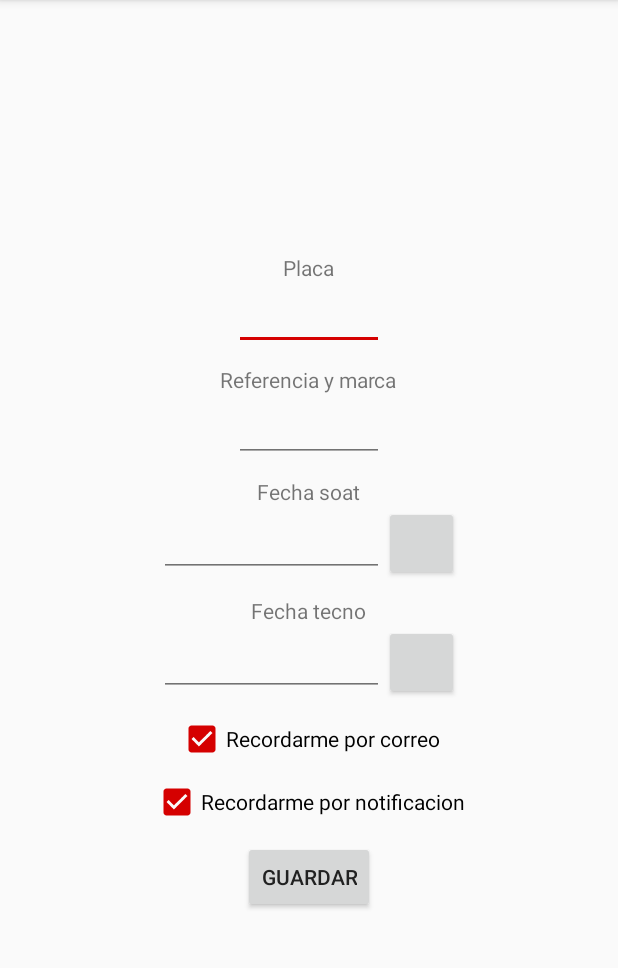
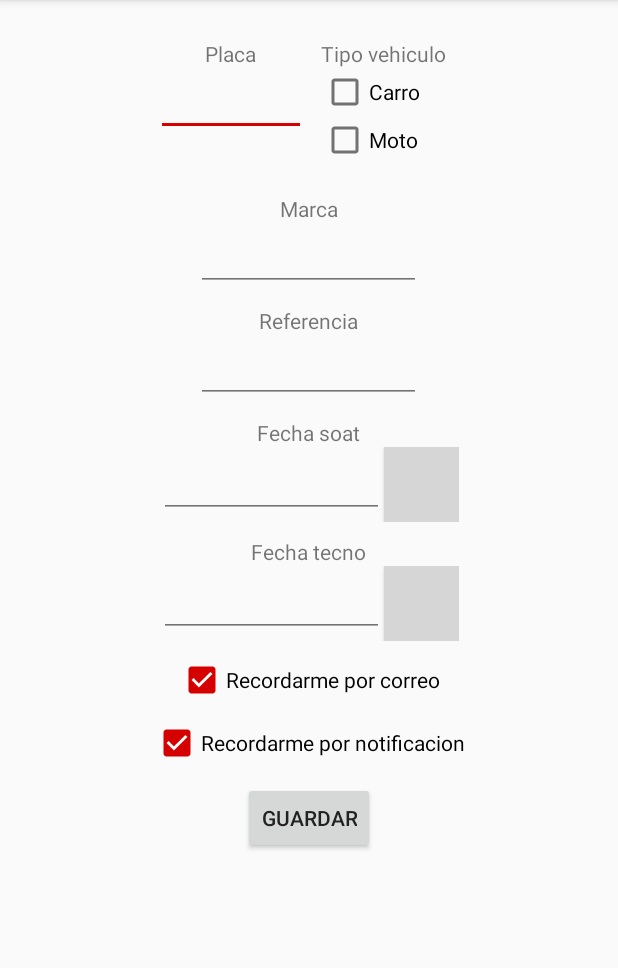
Before and after one commit to drivera9/AutoAlert, an Android app: the CrearVehiculo screen opened directly, with no data from a screen before it, after a tap on "GUARDAR", on a phone screen of 412 x 824 dp, the part 84-1052 px from its top. Run offline under Robolectric (Android 15) with nearby library versions, the phone set to English and light mode, and no system bars; grey boxes are pictures that could not be loaded.

Commit message:
Adicion de crear vehiculos y vistas de los candelarios al crear el vehiculo

```diff
--- a/app/src/main/java/proyecto2016/eafit/autoalert/CrearVehiculo.java
+++ b/app/src/main/java/proyecto2016/eafit/autoalert/CrearVehiculo.java
@@ -1,16 +1,46 @@
 package proyecto2016.eafit.autoalert;
 
+import android.app.Activity;
 import android.content.Intent;
 import android.support.v7.app.AppCompatActivity;
 import android.os.Bundle;
+import android.util.Log;
 import android.view.View;
+import android.widget.CheckBox;
 import android.widget.EditText;
+import android.widget.TextView;
+import android.widget.Toast;
+
+import org.apache.http.HttpEntity;
+import org.apache.http.HttpResponse;
+import org.apache.http.NameValuePair;
+import org.apache.http.StatusLine;
+import org.apache.http.client.ClientProtocolException;
+import org.apache.http.client.HttpClient;
+import org.apache.http.client.entity.UrlEncodedFormEntity;
+import org.apache.http.client.methods.HttpPost;
+import org.apache.http.impl.client.DefaultHttpClient;
+import org.apache.http.message.BasicNameValuePair;
+import org.json.JSONArray;
+import org.json.JSONException;
+import org.json.JSONObject;
+
+import java.io.BufferedReader;
+import java.io.IOException;
+import java.io.InputStream;
+import java.io.InputStreamReader;
+import java.sql.SQLException;
+import java.util.ArrayList;
+import java.util.List;
 
 public class CrearVehiculo extends AppCompatActivity {
     EditText editPlaca;
-    EditText editRefMarc;
+    EditText editRef;
+    EditText editMarca;
     EditText editSoat;
     EditText editTecno;
+    CheckBox checkTipoC;
+    CheckBox checkTipoM;
     @Override
     protected void onCreate(Bundle savedInstanceState) {
         super.onCreate(savedInstanceState);
@@ -19,8 +49,11 @@ public class CrearVehiculo extends AppCompatActivity {
     }
 
     public void FindViewById(){
+        checkTipoC = (CheckBox) findViewById(R.id.checkCarro);
+        checkTipoM = (CheckBox) findViewById(R.id.checkMoto);
         editPlaca = (EditText) findViewById(R.id.editPlaca);
-        editRefMarc = (EditText) findViewById(R.id.editRefMarc);
+        editRef = (EditText) findViewById(R.id.editRef);
+        editMarca = (EditText) findViewById(R.id.editMarca);
         editSoat = (EditText) findViewById(R.id.editSoat);
         editTecno = (EditText) findViewById(R.id.editTecno);
     }
@@ -34,4 +67,86 @@ public class CrearVehiculo extends AppCompatActivity {
         startActivityForResult(i, 1);
     }
 
+    public void guardar(View v){
+        String url = "http://10.0.2.2:80/AUGuardar.php";
+
+        String tipo = "";
+
+        if (checkTipoM.isChecked()){
+            tipo = "M";
+        }else{
+            if (checkTipoC.isChecked()) {
+                tipo = "C";
+            }
+        }
+
+        if (tipo.equals("")){
+            Toast.makeText(CrearVehiculo.this, "Debes seleccionar un tipo de vehiculo!", Toast.LENGTH_SHORT).show();
+        }else {
+
+            List<NameValuePair> params = new ArrayList<NameValuePair>();
+            params.add(new BasicNameValuePair("sTipo", tipo));
+            params.add(new BasicNameValuePair("sPlaca", editPlaca.getText().toString().trim()));
+            params.add(new BasicNameValuePair("sMarca", editMarca.getText().toString().trim()));
+            params.add(new BasicNameValuePair("sReferencia", editRef.getText().toString().trim()));
+            params.add(new BasicNameValuePair("sFechaSoat", editSoat.getText().toString().trim()));
+            params.add(new BasicNameValuePair("sFechaTecno", editTecno.getText().toString().trim()));
+            params.add(new BasicNameValuePair("sFechaSeguro", "1"));
+
+            String resultServer = getHttpPost(url, params);
+            System.out.println(resultServer);
+
+            Toast.makeText(CrearVehiculo.this, "Se guardo correctamente!", Toast.LENGTH_SHORT).show();
+            finish();
+        }
+
+    }
+
+    public String getHttpPost(String url,List<NameValuePair> params) {
+        StringBuilder str = new StringBuilder();
+        HttpClient client = new DefaultHttpClient();
+        HttpPost httpPost = new HttpPost(url);
+
+        try {
+            httpPost.setEntity(new UrlEncodedFormEntity(params));
+            HttpResponse response = client.execute(httpPost);
+            StatusLine statusLine = response.getStatusLine();
+            int statusCode = statusLine.getStatusCode();
+            if (statusCode == 200) { // Status OK
+                HttpEntity entity = response.getEntity();
+                InputStream content = entity.getContent();
+                BufferedReader reader = new BufferedReader(new InputStreamReader(content));
+                String line;
+                while ((line = reader.readLine()) != null) {
+                    str.append(line);
+                }
+            } else {
+                Log.e("Log", "Failed to download result..");
+            }
+        } catch (ClientProtocolException e) {
+            e.printStackTrace();
+        } catch (IOException e) {
+            e.printStackTrace();
+        }
+        return str.toString();
+    }
+
+    protected void onActivityResult(int requestCode, int resultCode, Intent data) {
+        // TODO Auto-generated method stub
+        String parametro = data.getStringExtra("parametro");
+        String valor = data.getStringExtra("valor");
+
+        if (requestCode == 1) {
+            if (resultCode == Activity.RESULT_OK) {
+                if (parametro.equals("fechaSoat")) {
+                    editSoat.setText(valor.trim());
+                }else{
+                    if (parametro.equals("fechaTecno")) {
+                        editTecno.setText(valor.trim());
+                    }
+                }
+            }
+        }
+    }
+
 }
--- a/app/src/main/res/layout/activity_crear_vehiculo.xml
+++ b/app/src/main/res/layout/activity_crear_vehiculo.xml
@@ -9,38 +9,103 @@
     android:paddingTop="@dimen/activity_vertical_margin"
     tools:context="proyecto2016.eafit.autoalert.CrearVehiculo">
 
+    <ScrollView
+        android:layout_width="match_parent"
+        android:layout_height="match_parent">
+
     <LinearLayout
         android:layout_width="match_parent"
-        android:layout_height="wrap_content"
+        android:layout_height="match_parent"
         android:orientation="vertical"
         android:layout_centerVertical="true"
-        android:layout_alignParentStart="true">
+        android:layout_centerHorizontal="true">
+
+        <LinearLayout
+            android:layout_gravity="center"
+            android:layout_width="wrap_content"
+            android:layout_height="wrap_content"
+            android:orientation="horizontal">
+
+            <LinearLayout
+                android:layout_width="wrap_content"
+                android:layout_height="wrap_content"
+                android:orientation="vertical">
+
+                <TextView
+                    android:layout_marginTop="10dp"
+                    android:layout_gravity="center"
+                    android:layout_width="wrap_content"
+                    android:layout_height="wrap_content"
+                    android:text="Placa"/>
+
+                <EditText
+                    android:gravity="center"
+                    android:layout_gravity="center"
+                    android:layout_width="100dp"
+                    android:layout_height="wrap_content"
+                    android:id="@+id/editPlaca"/>
+
+            </LinearLayout>
+
+
+            <LinearLayout
+                android:layout_margin="10dp"
+                android:layout_width="wrap_content"
+                android:layout_height="wrap_content"
+                android:orientation="vertical">
+
+                <TextView
+                    android:layout_width="wrap_content"
+                    android:layout_height="wrap_content"
+                    android:text="Tipo vehiculo"/>
+
+                <CheckBox
+                    android:id="@+id/checkCarro"
+                    android:layout_width="wrap_content"
+                    android:layout_height="wrap_content"
+                    android:text="Carro"/>
+
+                <CheckBox
+                    android:id="@+id/checkMoto"
+                    android:layout_width="wrap_content"
+                    android:layout_height="wrap_content"
+                    android:text="Moto"/>
+
+            </LinearLayout>
+
+
+
+        </LinearLayout>
+
+
 
         <TextView
             android:layout_marginTop="10dp"
             android:layout_gravity="center"
             android:layout_width="wrap_content"
             android:layout_height="wrap_content"
-            android:text="Placa"/>
+            android:text="Marca"/>
 
         <EditText
+            android:gravity="center"
             android:layout_gravity="center"
-            android:layout_width="100dp"
+            android:layout_width="150dp"
             android:layout_height="wrap_content"
-            android:id="@+id/editPlaca"/>
+            android:id="@+id/editMarca"/>
 
         <TextView
             android:layout_marginTop="10dp"
             android:layout_gravity="center"
             android:layout_width="wrap_content"
             android:layout_height="wrap_content"
-            android:text="Referencia y marca"/>
+            android:text="Referencia"/>
 
         <EditText
+            android:gravity="center"
             android:layout_gravity="center"
-            android:layout_width="100dp"
+            android:layout_width="150dp"
             android:layout_height="wrap_content"
-            android:id="@+id/editRefMarc"/>
+            android:id="@+id/editRef"/>
 
         <TextView
             android:layout_marginTop="10dp"
@@ -56,12 +121,14 @@
             android:layout_gravity="center">
 
             <EditText
+                android:gravity="center"
                 android:layout_gravity="center"
                 android:layout_width="150dp"
                 android:layout_height="wrap_content"
                 android:id="@+id/editSoat"/>
 
             <Button
+                android:background="@drawable/calendar"
                 android:layout_width="50dp"
                 android:layout_height="50dp"
                 android:onClick="buscarSoat"/>
@@ -83,12 +150,14 @@
             android:layout_gravity="center">
 
             <EditText
+                android:gravity="center"
                 android:layout_gravity="center"
                 android:layout_width="150dp"
                 android:layout_height="wrap_content"
                 android:id="@+id/editTecno"/>
 
             <Button
+                android:background="@drawable/calendar"
                 android:layout_width="50dp"
                 android:layout_height="50dp"
                 android:onClick="buscarTecno"/>
@@ -124,4 +193,6 @@
 
     </LinearLayout>
 
+    </ScrollView>
+
 </RelativeLayout>
```
Also changed, not shown: app/src/main/java/proyecto2016/eafit/autoalert/MostrarSoat.java (+14 -5 lines), app/src/main/java/proyecto2016/eafit/autoalert/MostrarTecno.java (+16 -5 lines), app/src/main/java/proyecto2016/eafit/autoalert/NavigationDrawer.java (+5 -5 lines), app/src/main/res/layout/activity_mostrar_soat.xml (+27 -6 lines), app/src/main/res/layout/activity_mostrar_tecno.xml (+23 -0 lines), 1 other file.
